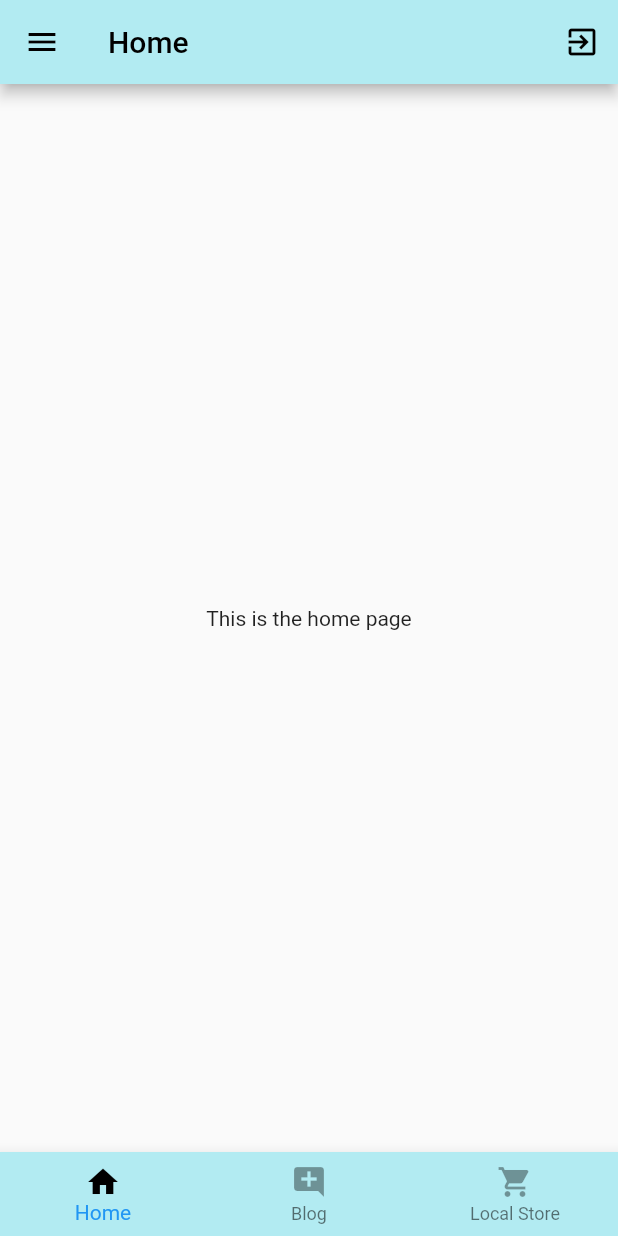
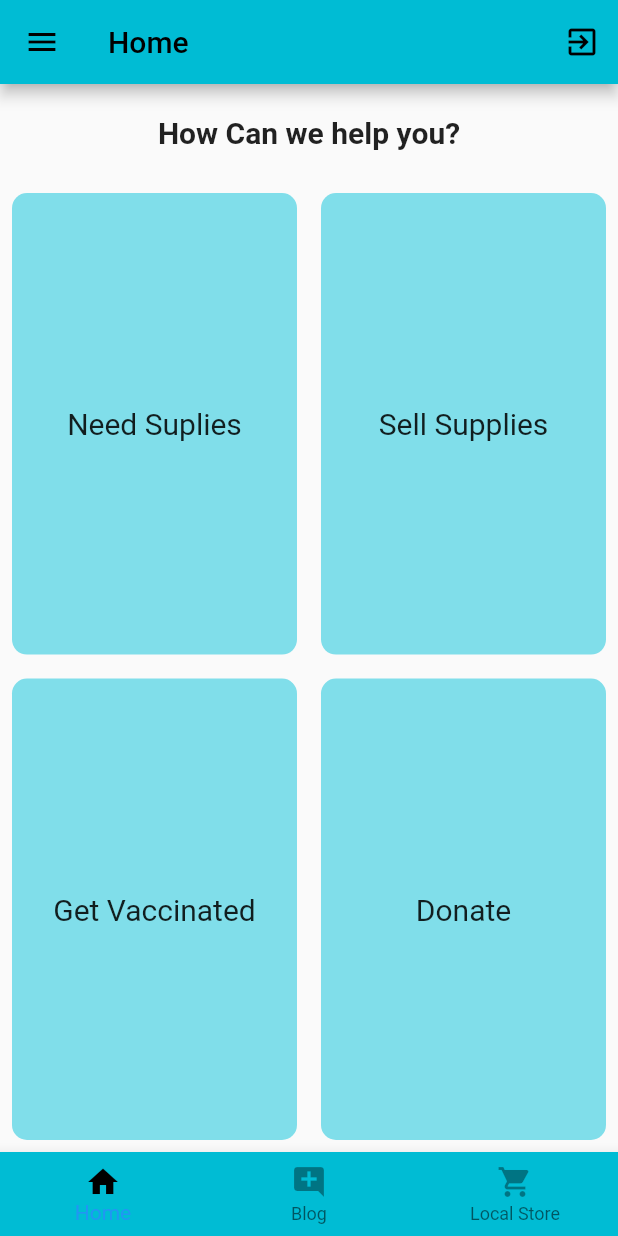
Before and after one commit to KavyaKandhway/CoviCare, a Flutter app: the SectionPage screen opened directly, on a phone screen of 412 x 824 dp. Run offline on Flutter 3.47's test engine with Material 2 defaults, Android fonts, the phone set to English and light mode, and no system bars; our stand-ins replace firebase_auth, firebase_core, google_sign_in; accounts and stored records are empty.

Commit message:
fleshed out the home page , added supplies and injections page

```diff
--- a/lib/screens/home.dart
+++ b/lib/screens/home.dart
@@ -1,4 +1,5 @@
 import 'package:flutter/material.dart';
+import 'package:covicare/InsideHome/needsupplies.dart';
 
 class Home extends StatefulWidget {
   @override
@@ -8,9 +9,84 @@ class Home extends StatefulWidget {
 class _HomeState extends State<Home> {
   @override
   Widget build(BuildContext context) {
-    return Center(
-      child: Text(
-        'This is the home page',
+    return Column(
+      crossAxisAlignment: CrossAxisAlignment.stretch,
+      children: [
+        Expanded(
+          flex: 1,
+          child: Padding(
+            padding: const EdgeInsets.all(8.0),
+            child: Container(
+              child: Center(
+                child: Text(
+                  'How Can we help you?',
+                  style: TextStyle(
+                    fontSize: 20,
+                    fontWeight: FontWeight.bold,
+                  ),
+                ),
+              ),
+            ),
+          ),
+        ),
+        Expanded(
+          flex: 5,
+          child: Row(
+            children: [
+              Expanded(
+                child: InkWell(
+                  child: HomeCard(data: 'Need Suplies'),
+                  onTap: () {
+                    Navigator.push(
+                      context,
+                      MaterialPageRoute(builder: (context) => NeedSupplies()),
+                    );
+                  },
+                ),
+              ),
+              Expanded(
+                child: HomeCard(data: 'Sell Supplies'),
+              )
+            ],
+          ),
+        ),
+        Expanded(
+          flex: 5,
+          child: Row(
+            children: [
+              Expanded(child: HomeCard(data: 'Get Vaccinated')),
+              Expanded(
+                child: HomeCard(data: 'Donate'),
+              )
+            ],
+          ),
+        )
+      ],
+    );
+  }
+}
+
+class HomeCard extends StatelessWidget {
+  String data;
+  HomeCard({this.data});
+  @override
+  Widget build(BuildContext context) {
+    return Padding(
+      padding: const EdgeInsets.all(8.0),
+      child: Container(
+        decoration: BoxDecoration(
+          color: Colors.cyan[200],
+          borderRadius: BorderRadius.all(Radius.circular(10)),
+        ),
+        height: double.infinity,
+        child: Center(
+          child: Text(
+            data,
+            style: TextStyle(
+              fontSize: 20,
+            ),
+          ),
+        ),
       ),
     );
   }
--- a/lib/screens/sections.dart
+++ b/lib/screens/sections.dart
@@ -42,7 +42,7 @@ class _SectionPageState extends State<SectionPage> {
     return SafeArea(
       child: Scaffold(
         appBar: AppBar(
-          backgroundColor: Colors.cyan[100],
+          backgroundColor: Colors.cyan[500],
           leading: IconButton(
             icon: Icon(
               Icons.menu,
@@ -63,8 +63,17 @@ class _SectionPageState extends State<SectionPage> {
           ],
         ),
         body: tabs[_currentIndex],
-        bottomNavigationBar: BottomNavigationBar(
-          backgroundColor: Colors.cyan[100],
+        bottomNavigationBar: Theme(
+          data: Theme.of(context).copyWith(
+              // sets the background color of the `BottomNavigationBar`
+              canvasColor: Colors.green,
+              // sets the active color of the `BottomNavigationBar` if `Brightness` is light
+              primaryColor: Colors.black,
+              textTheme: Theme.of(context)
+                  .textTheme
+                  .copyWith(caption: new TextStyle(color: Colors.yellow))),
+          child: BottomNavigationBar(
+            backgroundColor: Colors.cyan[500],
             currentIndex: _currentIndex,
             items: [
               BottomNavigationBarItem(
@@ -94,6 +103,7 @@ class _SectionPageState extends State<SectionPage> {
             },
           ),
         ),
+      ),
     );
   }
 }
```
Also changed, not shown: lib/InsideHome/needsupplies.dart (added, +86 -0 lines), lib/InsideHome/oralmedicine/Injections.dart (added, +72 -0 lines), lib/screens/medicine.dart (+4 -4 lines). Lines whose indentation alone changed are shown as unchanged.
